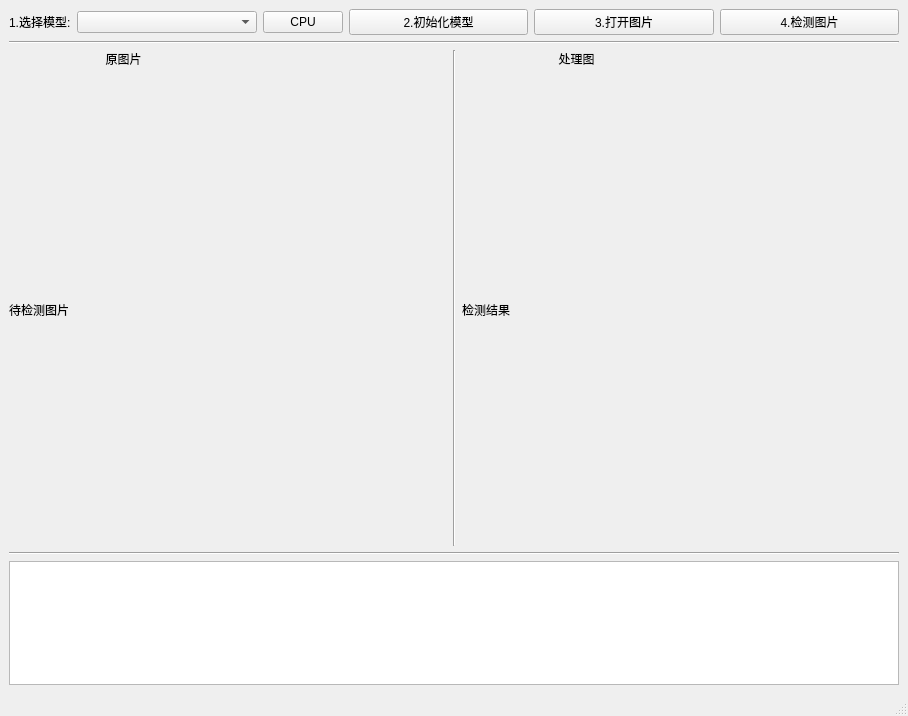
Before: the Qt Designer form ui/myui.ui in ccwow123/SegnetZoo, drawn with Qt 5.
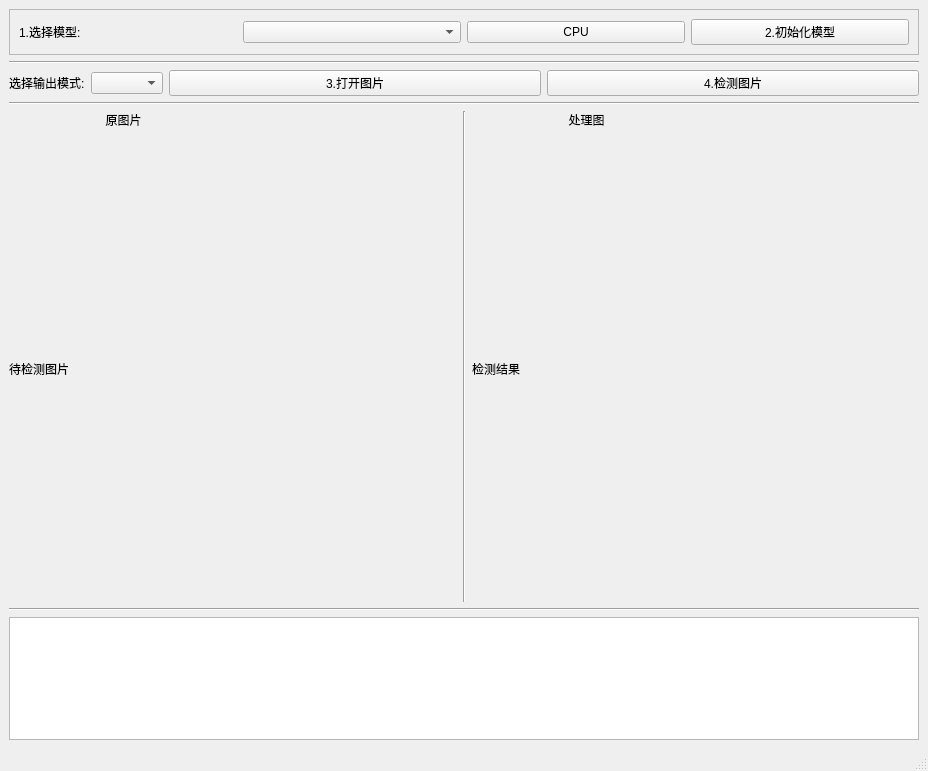
After: the same form once the commit is applied.

Commit message: v3.2 ui增加输出方法功能

The edit to the form file:
```diff
--- a/ui/myui.ui
+++ b/ui/myui.ui
@@ -6,17 +6,24 @@
    <rect>
     <x>0</x>
     <y>0</y>
-    <width>908</width>
-    <height>716</height>
+    <width>928</width>
+    <height>771</height>
    </rect>
   </property>
   <property name="windowTitle">
    <string>MainWindow</string>
   </property>
   <widget class="QWidget" name="centralwidget">
-   <layout class="QVBoxLayout" name="verticalLayout_3" stretch="0,0,8,0,2">
+   <layout class="QVBoxLayout" name="verticalLayout_3" stretch="0,0,0,0,8,0,2">
     <item>
-     <layout class="QHBoxLayout" name="horizontalLayout_2" stretch="0,1,0,1,1,1">
+     <widget class="QFrame" name="frame">
+      <property name="frameShape">
+       <enum>QFrame::StyledPanel</enum>
+      </property>
+      <property name="frameShadow">
+       <enum>QFrame::Raised</enum>
+      </property>
+      <layout class="QHBoxLayout" name="horizontalLayout_3">
       <item>
        <widget class="QLabel" name="label_3">
         <property name="text">
@@ -41,6 +48,28 @@
         </property>
        </widget>
       </item>
+      </layout>
+     </widget>
+    </item>
+    <item>
+     <widget class="Line" name="line_4">
+      <property name="orientation">
+       <enum>Qt::Horizontal</enum>
+      </property>
+     </widget>
+    </item>
+    <item>
+     <layout class="QHBoxLayout" name="horizontalLayout_2" stretch="0,0,1,1">
+      <item>
+       <widget class="QLabel" name="label_4">
+        <property name="text">
+         <string>选择输出模式:</string>
+        </property>
+       </widget>
+      </item>
+      <item>
+       <widget class="QComboBox" name="comboBox_method"/>
+      </item>
       <item>
        <widget class="QPushButton" name="btn_open">
         <property name="text">
```
Left out of the diff: 4 changed lines with no effect on the pictures. Lines whose indentation alone changed are shown as unchanged. The commit also changes 1 other file.
